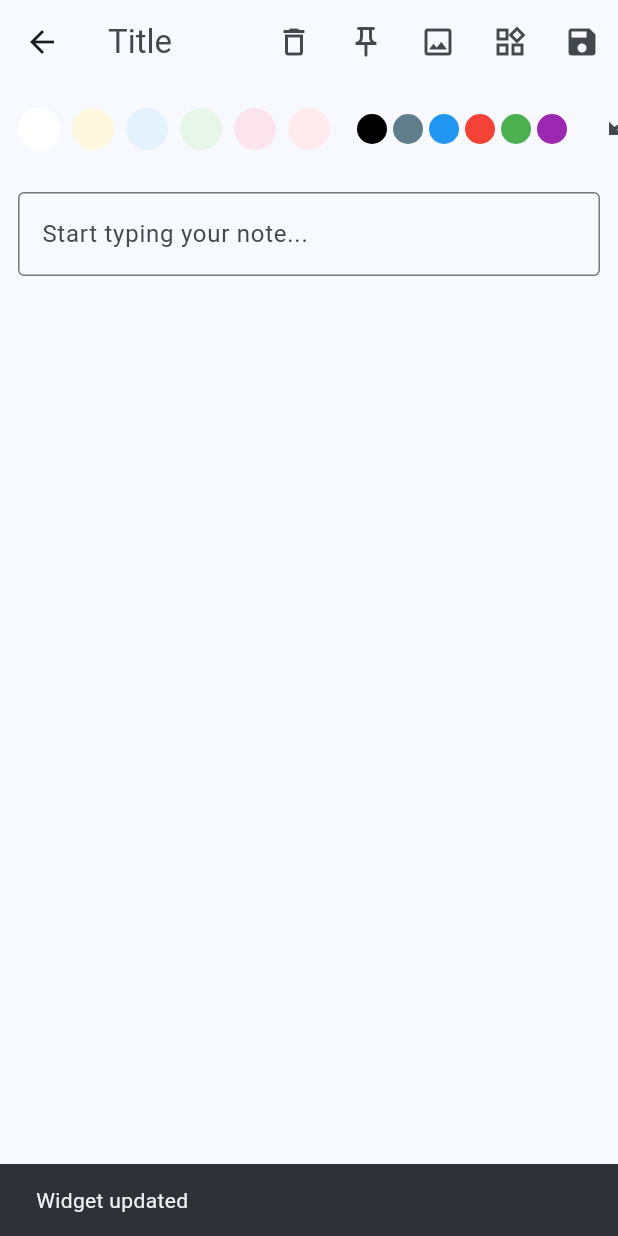
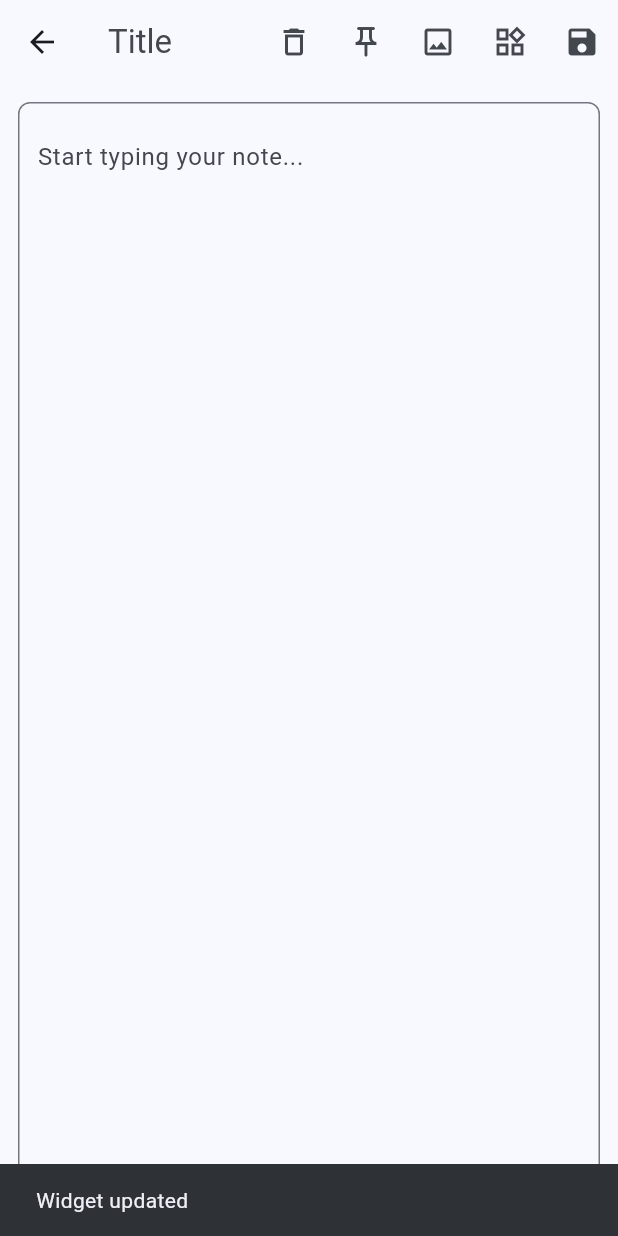
Before and after one commit to siddhesh-lgtm/seedbee, a Flutter app: the NoteEditorScreen screen opened directly with empty values, after a tap on the "now widgets" icon, on a phone screen of 412 x 824 dp. Run offline on Flutter 3.47's test engine with Material 3 defaults, Android fonts, the phone set to English and light mode, and no system bars; our stand-ins replace firebase_core, firebase_database, firebase_messaging, image_picker, shared_preferences; missing offline and left inert: flutter_quill, home_widget; accounts and stored records are empty.

```diff
--- a/lib/main.dart
+++ b/lib/main.dart
@@ -1,14 +1,20 @@
 import 'package:flutter/material.dart';
 import 'package:firebase_core/firebase_core.dart';
 import 'package:flutter_localizations/flutter_localizations.dart';
+import 'package:firebase_database/firebase_database.dart';
 import 'package:flutter_quill/flutter_quill.dart' show FlutterQuillLocalizations;
 import 'firebase_options.dart';
 import 'screens/notes_list_screen.dart';
 import 'services/widget_sync_service.dart';
+import 'services/push_service.dart';
 
 void main() async {
   WidgetsFlutterBinding.ensureInitialized();
   await Firebase.initializeApp(options: DefaultFirebaseOptions.currentPlatform);
+  // Enable Realtime Database offline persistence before any database use
+  FirebaseDatabase.instance.setPersistenceEnabled(true);
+  // Set up FCM topic + handlers to push-refresh the widget
+  await PushService().init();
   // Start widget cross-device sync listener
   WidgetSyncService().start();
   runApp(const SharedNotesApp());
--- a/lib/screens/note_editor_screen.dart
+++ b/lib/screens/note_editor_screen.dart
@@ -25,22 +25,7 @@ class _NoteEditorScreenState extends State<NoteEditorScreen> {
   final _titleController = TextEditingController();
   final _bodyController = TextEditingController();
   String _category = 'General';
-  final List<Color> _bgChoices = [
-    Colors.white,
-    const Color(0xFFFFF8E1),
-    const Color(0xFFE3F2FD),
-    const Color(0xFFE8F5E9),
-    const Color(0xFFFCE4EC),
-    const Color(0xFFFFEBEE),
-  ];
-  final List<Color> _textColors = [
-    Colors.black,
-    Colors.blueGrey,
-    Colors.blue,
-    Colors.red,
-    Colors.green,
-    Colors.purple,
-  ];
+  // Removed background and text color pickers per request.
   final List<String> _undoStack = [];
   final List<String> _redoStack = [];
 
@@ -80,6 +65,27 @@ class _NoteEditorScreenState extends State<NoteEditorScreen> {
       ..underline = _note.underline
       ..strike = _note.strike;
     await _repo.upsertNote(_note);
+    // If this is the note currently selected for the widget, also refresh the
+    // shared widget payload so Cloud Functions can fan out a push immediately.
+    try {
+      final prefs = await SharedPreferences.getInstance();
+      final selectedId = prefs.getString('selected_note_id');
+      if (selectedId == _note.id) {
+        final text = _bodyController.text.trim();
+        final display = (_titleController.text.trim().isNotEmpty
+                ? '${_titleController.text.trim()}\n\n'
+                : '') +
+            text;
+        final img = _note.imagePaths.isNotEmpty ? _note.imagePaths.first : '';
+        final ref = FirebaseDatabase.instance.ref('notes/widget');
+        await ref.set({
+          'selected_note_id': _note.id,
+          'display_text': display.isEmpty ? '(Empty note)' : display,
+          'image_path': img,
+          'updated_at': ServerValue.timestamp,
+        });
+      }
+    } catch (_) {}
   }
 
   String _deltaToPlainText(String raw) {
@@ -192,20 +198,14 @@ class _NoteEditorScreenState extends State<NoteEditorScreen> {
               await HomeWidget.saveWidgetData('note_id', _note.id);
               final img = _note.imagePaths.isNotEmpty ? _note.imagePaths.first : '';
               await HomeWidget.saveWidgetData('note_image', img);
-              if (_note.backgroundColor != null) {
-                await HomeWidget.saveWidgetData('note_bg', _note.backgroundColor);
-              }
-              if (_note.textColor != null) {
-                await HomeWidget.saveWidgetData('note_text_color', _note.textColor);
-              }
+              // No longer saving background or text color into the widget store.
               // Broadcast to all devices
               final ref = FirebaseDatabase.instance.ref('notes/widget');
               await ref.set({
                 'selected_note_id': _note.id,
                 'display_text': display.isEmpty ? '(Empty note)' : display,
                 'image_path': img,
-                'background': _note.backgroundColor,
-                'text_color': _note.textColor,
+                // Colors removed; rely on default widget styling
                 'updated_at': ServerValue.timestamp,
               });
               final prefs = await SharedPreferences.getInstance();
@@ -228,140 +228,16 @@ class _NoteEditorScreenState extends State<NoteEditorScreen> {
       ),
       body: Column(
         children: [
-          // Background + simple formatting + undo/redo
-          SingleChildScrollView(
-            scrollDirection: Axis.horizontal,
-            padding: const EdgeInsets.symmetric(horizontal: 8, vertical: 6),
-            child: Row(
-              children: [
-                for (final c in _bgChoices)
-                  Padding(
-                    padding: const EdgeInsets.symmetric(horizontal: 4),
-                    child: GestureDetector(
-                      onTap: () async {
-                        _note.backgroundColor = c.value;
-                        await _save();
-                        if (mounted) setState(() {});
-                      },
-                      child: CircleAvatar(
-                        radius: 14,
-                        backgroundColor: c,
-                        child: (_note.backgroundColor == c.value)
-                            ? const Icon(Icons.check, size: 16)
-                            : null,
+          const SizedBox.shrink(),
+          Expanded(
+            child: Padding(
+              padding: const EdgeInsets.all(12.0),
+              child: Container(
+                decoration: BoxDecoration(
+                  color: Theme.of(context).colorScheme.surface,
+                  borderRadius: BorderRadius.circular(8),
+                  border: Border.all(color: Theme.of(context).dividerColor),
                 ),
-                  ),
-                ),
-                const SizedBox(width: 12),
-                // Text color options
-                for (final c in _textColors)
-                  Padding(
-                    padding: const EdgeInsets.symmetric(horizontal: 2),
-                    child: GestureDetector(
-                      onTap: () async {
-                        _note.textColor = c.value;
-                        await _save();
-                        if (mounted) setState(() {});
-                      },
-                      child: CircleAvatar(
-                        radius: 10,
-                        backgroundColor: c,
-                        child: (_note.textColor == c.value)
-                            ? const Icon(Icons.radio_button_checked, size: 12, color: Colors.white)
-                            : null,
-                      ),
-                    ),
-                  ),
-                const SizedBox(width: 12),
-                IconButton(
-                  tooltip: 'Undo',
-                  icon: const Icon(Icons.undo),
-                  onPressed: () {
-                    if (_undoStack.length >= 2) {
-                      final cur = _undoStack.removeLast();
-                      _redoStack.add(cur);
-                      final prev = _undoStack.last;
-                      _bodyController.text = prev;
-                    }
-                  },
-                ),
-                IconButton(
-                  tooltip: 'Redo',
-                  icon: const Icon(Icons.redo),
-                  onPressed: () {
-                    if (_redoStack.isNotEmpty) {
-                      final next = _redoStack.removeLast();
-                      _bodyController.text = next;
-                      _undoStack.add(next);
-                    }
-                  },
-                ),
-                IconButton(
-                  tooltip: 'Bold',
-                  icon: const Icon(Icons.format_bold),
-                  onPressed: () async {
-                    _note.bold = !_note.bold;
-                    await _save();
-                    if (mounted) setState(() {});
-                  },
-                ),
-                IconButton(
-                  tooltip: 'Italic',
-                  icon: const Icon(Icons.format_italic),
-                  onPressed: () async {
-                    _note.italic = !_note.italic;
-                    await _save();
-                    if (mounted) setState(() {});
-                  },
-                ),
-                IconButton(
-                  tooltip: 'Underline',
-                  icon: const Icon(Icons.format_underline),
-                  onPressed: () async {
-                    _note.underline = !_note.underline;
-                    await _save();
-                    if (mounted) setState(() {});
-                  },
-                ),
-                IconButton(
-                  tooltip: 'Strikethrough',
-                  icon: const Icon(Icons.format_strikethrough),
-                  onPressed: () async {
-                    _note.strike = !_note.strike;
-                    await _save();
-                    if (mounted) setState(() {});
-                  },
-                ),
-                IconButton(
-                  tooltip: 'Bullet',
-                  icon: const Icon(Icons.format_list_bulleted),
-                  onPressed: () {
-                    final t = _bodyController.text;
-                    final sel = _bodyController.selection.start;
-                    final before = t.substring(0, sel);
-                    final after = t.substring(sel);
-                    _bodyController.text = '$before- $after';
-                    _bodyController.selection = TextSelection.collapsed(offset: sel + 2);
-                  },
-                ),
-                IconButton(
-                  tooltip: 'Numbered',
-                  icon: const Icon(Icons.format_list_numbered),
-                  onPressed: () {
-                    final t = _bodyController.text;
-                    final sel = _bodyController.selection.start;
-                    final before = t.substring(0, sel);
-                    final after = t.substring(sel);
-                    _bodyController.text = '${before}1. $after';
-                    _bodyController.selection = TextSelection.collapsed(offset: sel + 3);
-                  },
-                ),
-              ],
-            ),
-          ),
-          Expanded(
-            child: Container(
-              color: Color(_note.backgroundColor ?? Colors.white.value),
                 padding: const EdgeInsets.all(12.0),
                 child: Column(
                   children: [
@@ -370,7 +246,7 @@ class _NoteEditorScreenState extends State<NoteEditorScreen> {
                         controller: _bodyController,
                         maxLines: null,
                         style: TextStyle(
-                        color: Color(_note.textColor ?? Colors.black.value),
+                          color: Colors.black,
                           fontWeight: _note.bold ? FontWeight.bold : FontWeight.normal,
                           fontStyle: _note.italic ? FontStyle.italic : FontStyle.normal,
                           decoration: TextDecoration.combine([
@@ -380,7 +256,8 @@ class _NoteEditorScreenState extends State<NoteEditorScreen> {
                         ),
                         decoration: const InputDecoration(
                           hintText: 'Start typing your note...',
-                        border: OutlineInputBorder(),
+                          border: InputBorder.none,
+                          isCollapsed: false,
                         ),
                       ),
                     ),
@@ -406,6 +283,7 @@ class _NoteEditorScreenState extends State<NoteEditorScreen> {
                 ),
               ),
             ),
+          ),
         ],
       ),
     );
--- a/lib/screens/notes_list_screen.dart
+++ b/lib/screens/notes_list_screen.dart
@@ -125,9 +125,9 @@ class _NotesListScreenState extends State<NotesListScreen> {
         maxLines: 1,
         overflow: TextOverflow.ellipsis,
       ),
-      subtitle: Text('${n.category} · '
+                  subtitle: Text('${n.category} - '
           '${DateTime.fromMillisecondsSinceEpoch(n.updatedAt)}'),
-      trailing: IconButton(
+trailing: IconButton(
         icon: Icon(n.pinned ? Icons.push_pin : Icons.push_pin_outlined),
         onPressed: () async {
           final updated = Note(
@@ -216,9 +216,7 @@ class _NotesListScreenState extends State<NotesListScreen> {
     // Also pass image and background
     final img = n.imagePaths.isNotEmpty ? n.imagePaths.first : '';
     await HomeWidget.saveWidgetData('note_image', img);
-    if (n.backgroundColor != null) {
-      await HomeWidget.saveWidgetData('note_bg', n.backgroundColor);
-    }
+    // Background/text colors removed
     final prefs = await SharedPreferences.getInstance();
     await prefs.setString('selected_note_id', n.id);
     // Broadcast selection to all users
@@ -227,7 +225,6 @@ class _NotesListScreenState extends State<NotesListScreen> {
       'selected_note_id': n.id,
       'display_text': display.isEmpty ? '(Empty note)' : display,
       'image_path': img,
-      'background': n.backgroundColor,
       'updated_at': ServerValue.timestamp,
     });
     await HomeWidget.updateWidget(androidName: 'NoteWidgetProvider');
--- a/lib/services/widget_sync_service.dart
+++ b/lib/services/widget_sync_service.dart
@@ -14,20 +14,12 @@ class WidgetSyncService {
         final String display = (data['display_text']?.toString() ?? '').trim();
         final String id = (data['selected_note_id']?.toString() ?? '').trim();
         final String imagePath = (data['image_path']?.toString() ?? '').trim();
-        final int? bg = (data['background'] as num?)?.toInt();
-        final int? textColor = (data['text_color'] as num?)?.toInt();
         if (display.isNotEmpty) {
           await HomeWidget.saveWidgetData('note_text', display);
           if (id.isNotEmpty) {
             await HomeWidget.saveWidgetData('note_id', id);
           }
           await HomeWidget.saveWidgetData('note_image', imagePath);
-          if (bg != null) {
-            await HomeWidget.saveWidgetData('note_bg', bg);
-          }
-          if (textColor != null) {
-            await HomeWidget.saveWidgetData('note_text_color', textColor);
-          }
           await HomeWidget.updateWidget(androidName: 'NoteWidgetProvider');
         }
       }
--- a/pubspec.yaml
+++ b/pubspec.yaml
@@ -34,6 +34,7 @@ dependencies:
     sdk: flutter
   firebase_core: ^3.15.2
   firebase_database: ^11.3.10
+  firebase_messaging: ^15.1.1
   home_widget: ^0.8.1
   shared_preferences: ^2.3.2
   flutter_quill: ^11.5.0
```
Also changed, not shown: lib/services/notes_repository.dart (+11 -4 lines), lib/services/push_service.dart (added, +79 -0 lines), firebase.json (added), pubspec.lock, 10 other files. Lines whose indentation alone changed are shown as unchanged.
